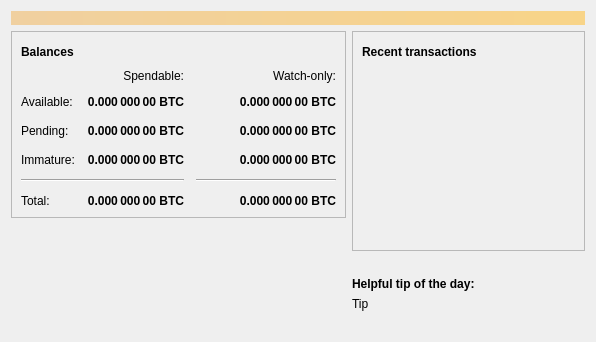
Above: src/qt/forms/overviewpage.ui from AntoBoto/PoEM before the change. Below: the same form after it.
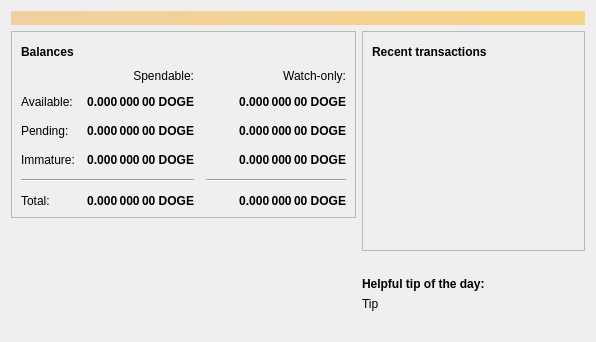
That is the form after the change. Icons and pictures are not drawn.

Commit message: replaced BTC with DOGE

Diff of the .ui file:
```diff
--- a/src/qt/forms/overviewpage.ui
+++ b/src/qt/forms/overviewpage.ui
@@ -129,7 +129,7 @@
                <string>Unconfirmed transactions to watch-only addresses</string>
               </property>
               <property name="text">
-               <string notr="true">0.000 000 00 BTC</string>
+               <string notr="true">0.000 000 00 DOGE</string>
               </property>
               <property name="alignment">
                <set>Qt::AlignRight|Qt::AlignTrailing|Qt::AlignVCenter</set>
@@ -154,7 +154,7 @@
                <string>Total of transactions that have yet to be confirmed, and do not yet count toward the spendable balance</string>
               </property>
               <property name="text">
-               <string notr="true">0.000 000 00 BTC</string>
+               <string notr="true">0.000 000 00 DOGE</string>
               </property>
               <property name="alignment">
                <set>Qt::AlignRight|Qt::AlignTrailing|Qt::AlignVCenter</set>
@@ -179,7 +179,7 @@
                <string>Mined balance in watch-only addresses that has not yet matured</string>
               </property>
               <property name="text">
-               <string notr="true">0.000 000 00 BTC</string>
+               <string notr="true">0.000 000 00 DOGE</string>
               </property>
               <property name="alignment">
                <set>Qt::AlignRight|Qt::AlignTrailing|Qt::AlignVCenter</set>
@@ -237,7 +237,7 @@
                <string>Mined balance that has not yet matured</string>
               </property>
               <property name="text">
-               <string notr="true">0.000 000 00 BTC</string>
+               <string notr="true">0.000 000 00 DOGE</string>
               </property>
               <property name="alignment">
                <set>Qt::AlignRight|Qt::AlignTrailing|Qt::AlignVCenter</set>
@@ -282,7 +282,7 @@
                <string>Your current total balance</string>
               </property>
               <property name="text">
-               <string notr="true">0.000 000 00 BTC</string>
+               <string notr="true">0.000 000 00 DOGE</string>
               </property>
               <property name="alignment">
                <set>Qt::AlignRight|Qt::AlignTrailing|Qt::AlignVCenter</set>
@@ -307,7 +307,7 @@
                <string>Current total balance in watch-only addresses</string>
               </property>
               <property name="text">
-               <string notr="true">0.000 000 00 BTC</string>
+               <string notr="true">0.000 000 00 DOGE</string>
               </property>
               <property name="alignment">
                <set>Qt::AlignRight|Qt::AlignTrailing|Qt::AlignVCenter</set>
@@ -349,7 +349,7 @@
                <string>Your current spendable balance</string>
               </property>
               <property name="text">
-               <string notr="true">0.000 000 00 BTC</string>
+               <string notr="true">0.000 000 00 DOGE</string>
               </property>
               <property name="alignment">
                <set>Qt::AlignRight|Qt::AlignTrailing|Qt::AlignVCenter</set>
@@ -374,7 +374,7 @@
                <string>Your current balance in watch-only addresses</string>
               </property>
               <property name="text">
-               <string notr="true">0.000 000 00 BTC</string>
+               <string notr="true">0.000 000 00 DOGE</string>
               </property>
               <property name="alignment">
                <set>Qt::AlignRight|Qt::AlignTrailing|Qt::AlignVCenter</set>
```
The commit also changes 2 other files.
